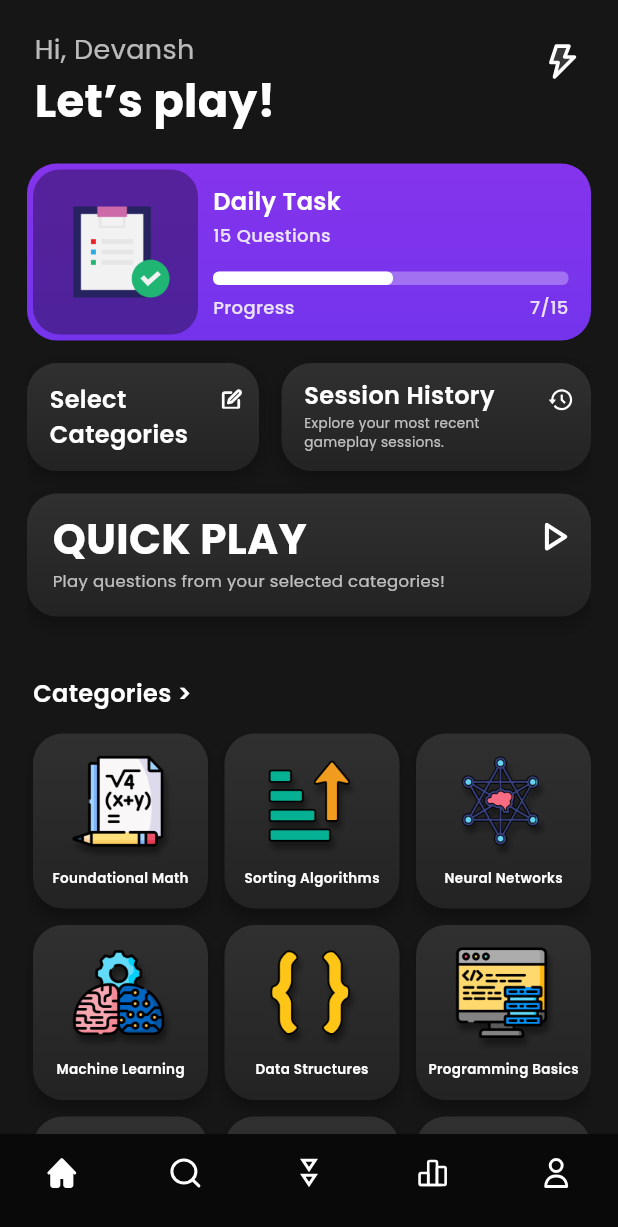
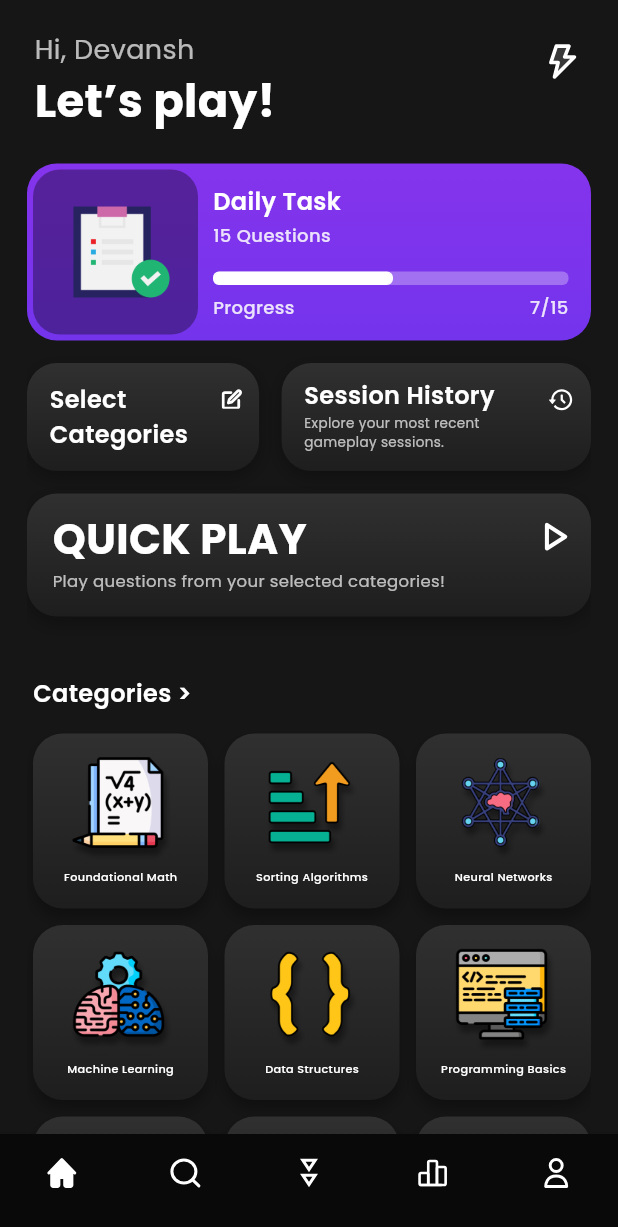
Before and after one commit to devanshkp/synapse-quiz-app, a Flutter app: the screen it shows after launch, on a phone screen of 412 x 824 dp. Shown: the top 1227 px of the screen. Run offline on Flutter 3.47's test engine with Material 3 defaults, Android fonts, the phone set to English and light mode, and no system bars; our stand-ins replace flutter_svg.

Commit message:
Minor changes/fixes

```diff
--- a/flutter_application/lib/pages/Leaderboard.dart
+++ b/flutter_application/lib/pages/Leaderboard.dart
@@ -90,7 +90,7 @@ class _LeaderboardPageState extends State<LeaderboardPage>
       child: Container(
         padding: const EdgeInsets.symmetric(horizontal: 2, vertical: 0.5),
         decoration: BoxDecoration(
-            borderRadius: BorderRadius.circular(25),
+            borderRadius: BorderRadius.circular(20),
             color: const Color.fromARGB(255, 44, 44, 44)),
         child: TabBar(
           controller: _tabController,
@@ -113,7 +113,7 @@ class _LeaderboardPageState extends State<LeaderboardPage>
           indicator: BoxDecoration(
               boxShadow: [buttonDropShadow],
               color: Colors.white, // Oval shape background color
-              borderRadius: const BorderRadius.all(Radius.circular(25))),
+              borderRadius: const BorderRadius.all(Radius.circular(18))),
         ),
       ),
     );
--- a/flutter_application/lib/pages/Trivia.dart
+++ b/flutter_application/lib/pages/Trivia.dart
@@ -50,7 +50,7 @@ class _TriviaPageState extends State<TriviaPage> {
           Container(
             decoration: const BoxDecoration(
               image: DecorationImage(
-                image: AssetImage('assets/images/mesh.png'),
+                image: AssetImage('assets/images/trivia_background.jpg'),
                 fit: BoxFit.cover,
               ),
             ),
--- a/flutter_application/lib/pages/home.dart
+++ b/flutter_application/lib/pages/home.dart
@@ -132,63 +132,54 @@ class HomePage extends StatelessWidget {
             children: [
               homeCategoryButton(
                   title: 'Foundational Math',
-                  titleFontSize: 9,
                   iconName: 'math.png',
                   iconSize: 70,
                   onTap: () => (print('Foudational math pressed.')),
                   spacing: 5),
               homeCategoryButton(
                   title: 'Sorting Algorithms',
-                  titleFontSize: 9,
                   iconName: 'sort.png',
                   iconSize: 70,
                   onTap: () => (print('Sorting Algorithms pressed.')),
                   spacing: 5),
               homeCategoryButton(
                   title: 'Neural Networks',
-                  titleFontSize: 9,
                   iconName: 'neural_network.png',
                   iconSize: 70,
                   onTap: () => (print('Neural networks pressed.')),
                   spacing: 5),
               homeCategoryButton(
                   title: 'Machine Learning',
-                  titleFontSize: 9,
                   iconName: 'machine_learning.png',
                   iconSize: 70,
                   onTap: () => (print('Machine learning pressed.')),
                   spacing: 5),
               homeCategoryButton(
                   title: 'Data Structures',
-                  titleFontSize: 9,
                   iconName: 'brace.png',
                   iconSize: 70,
                   onTap: () => (print('Data structures pressed.')),
                   spacing: 5),
               homeCategoryButton(
                   title: 'Programming Basics',
-                  titleFontSize: 9,
                   iconName: 'programming.png',
                   iconSize: 70,
                   onTap: () => (print('Programming basics pressed.')),
                   spacing: 5),
               homeCategoryButton(
                   title: 'Popular Algorithms',
-                  titleFontSize: 9,
                   iconName: 'algorithm.png',
                   iconSize: 70,
                   onTap: () => (print('Popular algorithms pressed.')),
                   spacing: 5),
               homeCategoryButton(
                   title: 'Database',
-                  titleFontSize: 9,
                   iconName: 'database.png',
                   iconSize: 70,
                   onTap: () => (print('Database pressed.')),
                   spacing: 5),
               homeCategoryButton(
                   title: 'SWE Fundamentals',
-                  titleFontSize: 9,
                   iconName: 'swe.png',
                   iconSize: 70,
                   onTap: () => (print('SWE fundamentals pressedd.')),
--- a/flutter_application/lib/utility/utility.dart
+++ b/flutter_application/lib/utility/utility.dart
@@ -85,7 +85,6 @@ Container customHomeButton({
 
 Widget homeCategoryButton({
   required String title,
-  required double titleFontSize,
   required String iconName,
   required double iconSize,
   required VoidCallback onTap,
@@ -116,9 +115,9 @@ Widget homeCategoryButton({
             SizedBox(height: spacing),
             Text(
               title,
-              style: TextStyle(
-                fontSize: titleFontSize,
-                fontWeight: FontWeight.w600,
+              style: const TextStyle(
+                fontSize: 7.5,
+                fontWeight: FontWeight.w500,
                 color: Colors.white,
               ),
             )
@@ -172,7 +171,7 @@ Widget searchCategoryButton({
                 title,
                 style: TextStyle(
                   fontSize: titleFontSize,
-                  fontWeight: FontWeight.w600,
+                  fontWeight: FontWeight.w500,
                   color: Colors.white,
                 ),
                 textAlign: TextAlign.left, // Align text to the left for balance
```
Also changed, not shown: flutter_application/lib/pages/profile.dart (+10 -12 lines), flutter_application/lib/utility/colors.dart (+10 -1 lines), flutter_application/assets/images/podiums/leaderboard.png (renamed from flutter_application/assets/images/leaderboard.png), flutter_application/assets/images/podiums/leaderboard2.png (renamed from flutter_application/assets/images/Leaderboard2.png), flutter_application/assets/images/podiums/leaderboard2_glow.png (renamed from flutter_application/assets/images/leaderboard2_glow.png), flutter_application/assets/images/podiums/leaderboard_glow.png (renamed from flutter_application/assets/images/leaderboard_glow.png), flutter_application/assets/images/profile-background.jpg (deleted), 1 other file.
